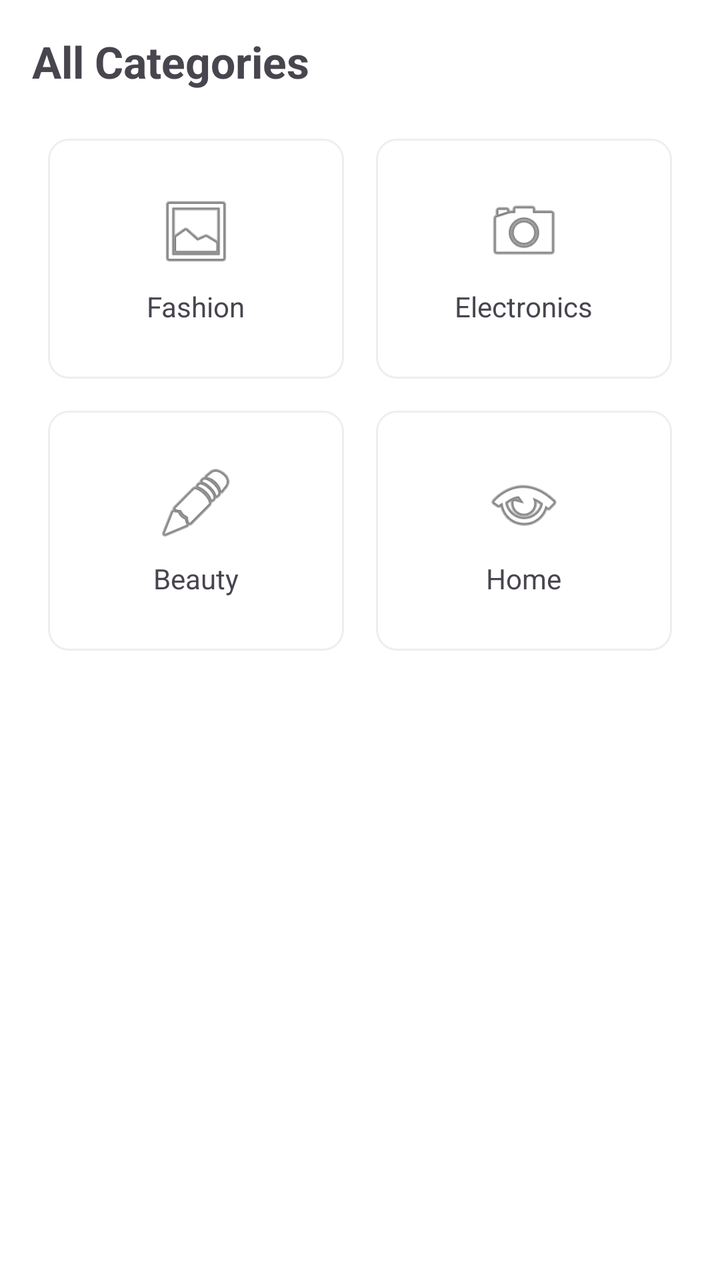
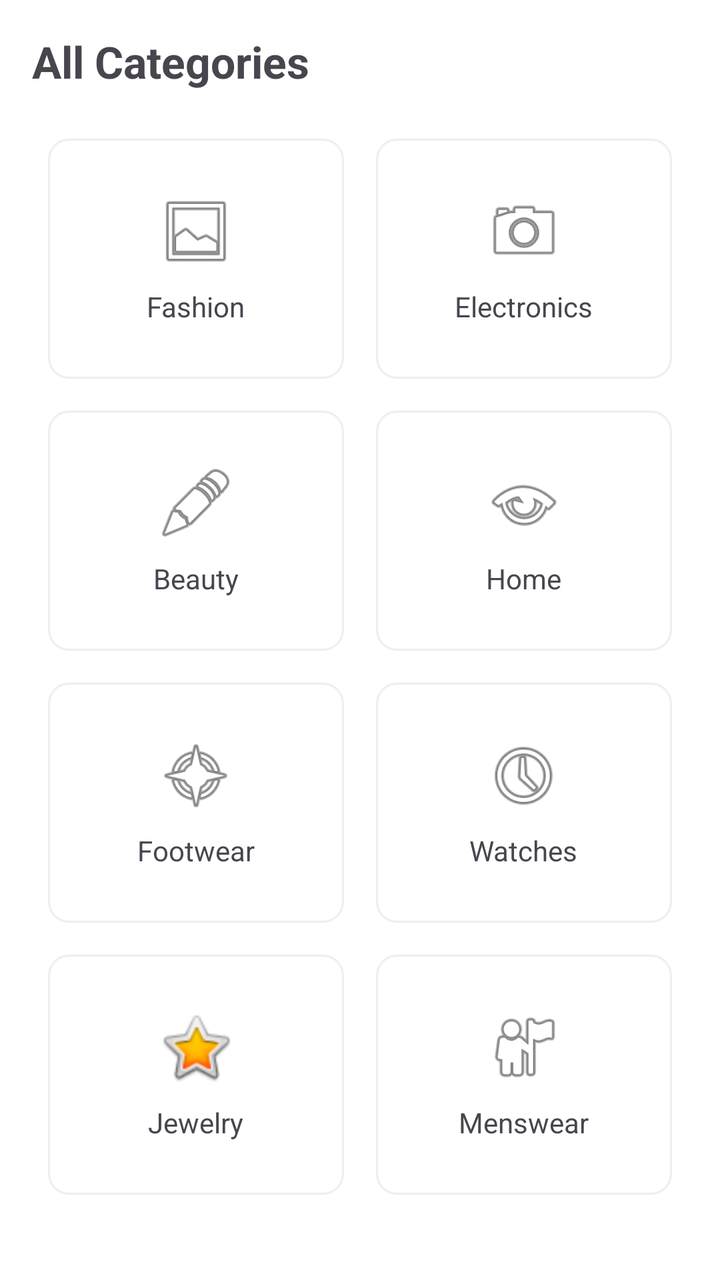

An Android layout rendered at two revisions. The XML below is the earlier revision; the diff shows what the commit changed to produce the second picture.
<!-- AndroidManifest.xml: application theme Theme.MeeshoClone -->
<!-- res/layout/fragment_categories.xml -->
<?xml version="1.0" encoding="utf-8"?>
<ScrollView xmlns:android="http://schemas.android.com/apk/res/android"
    android:layout_width="match_parent"
    android:layout_height="match_parent"
    android:background="@color/white">

    <LinearLayout
        android:layout_width="match_parent"
        android:layout_height="wrap_content"
        android:orientation="vertical"
        android:padding="16dp">

        <TextView
            android:layout_width="match_parent"
            android:layout_height="wrap_content"
            android:text="All Categories"
            android:textSize="22sp"
            android:textStyle="bold"
            android:layout_marginBottom="16dp"/>

        <GridLayout
            android:layout_width="match_parent"
            android:layout_height="wrap_content"
            android:columnCount="2">

            

            <LinearLayout
                android:layout_width="0dp"
                android:layout_height="120dp"
                android:layout_columnWeight="1"
                android:layout_margin="8dp"
                android:gravity="center"
                android:orientation="vertical"
                android:background="@drawable/card_bg">

                <ImageView
                    android:layout_width="40dp"
                    android:layout_height="40dp"
                    android:src="@android:drawable/ic_menu_gallery"/>

                <TextView
                    android:layout_width="wrap_content"
                    android:layout_height="wrap_content"
                    android:text="Fashion"
                    android:layout_marginTop="8dp"/>

            </LinearLayout>

            

            <LinearLayout
                android:layout_width="0dp"
                android:layout_height="120dp"
                android:layout_columnWeight="1"
                android:layout_margin="8dp"
                android:gravity="center"
                android:orientation="vertical"
                android:background="@drawable/card_bg">

                <ImageView
                    android:layout_width="40dp"
                    android:layout_height="40dp"
                    android:src="@android:drawable/ic_menu_camera"/>

                <TextView
                    android:layout_width="wrap_content"
                    android:layout_height="wrap_content"
                    android:text="Electronics"
                    android:layout_marginTop="8dp"/>

            </LinearLayout>

            

            <LinearLayout
                android:layout_width="0dp"
                android:layout_height="120dp"
                android:layout_columnWeight="1"
                android:layout_margin="8dp"
                android:gravity="center"
                android:orientation="vertical"
                android:background="@drawable/card_bg">

                <ImageView
                    android:layout_width="40dp"
                    android:layout_height="40dp"
                    android:src="@android:drawable/ic_menu_edit"/>

                <TextView
                    android:layout_width="wrap_content"
                    android:layout_height="wrap_content"
                    android:text="Beauty"
                    android:layout_marginTop="8dp"/>

            </LinearLayout>

            

            <LinearLayout
                android:layout_width="0dp"
                android:layout_height="120dp"
                android:layout_columnWeight="1"
                android:layout_margin="8dp"
                android:gravity="center"
                android:orientation="vertical"
                android:background="@drawable/card_bg">

                <ImageView
                    android:layout_width="40dp"
                    android:layout_height="40dp"
                    android:src="@android:drawable/ic_menu_view"/>

                <TextView
                    android:layout_width="wrap_content"
                    android:layout_height="wrap_content"
                    android:text="Home"
                    android:layout_marginTop="8dp"/>

            </LinearLayout>

        </GridLayout>

    </LinearLayout>

</ScrollView>
<!-- resources referenced by this layout -->
<resources>
  <color name="white">#FFFFFFFF</color>
  <!-- drawable card_bg (drawable) -->
  <shape xmlns:android="http://schemas.android.com/apk/res/android">
      <solid android:color="@color/white"/>
      <corners android:radius="10dp"/>
      <stroke android:width="1dp" android:color="#EEEEEE"/>
  </shape>
  <style name="Theme.MeeshoClone" parent="Base.Theme.MeeshoClone" />
  <style name="Base.Theme.MeeshoClone" parent="Theme.Material3.DayNight.NoActionBar">
          <item name="colorPrimary">@color/pink_meesho</item>
          <item name="colorPrimaryVariant">@color/purple_700</item>
          <item name="colorOnPrimary">@color/white</item>
          <item name="android:statusBarColor">@color/pink_meesho</item>
      </style>
  <color name="pink_meesho">#F43397</color>
  <color name="purple_700">#701338</color>
</resources>

<!-- the commit's change to res/layout/fragment_categories.xml (unified diff, before → after) -->
@@ -119,6 +119,98 @@
 
             </LinearLayout>
 
+            
+            <LinearLayout
+                android:layout_width="0dp"
+                android:layout_height="120dp"
+                android:layout_columnWeight="1"
+                android:layout_margin="8dp"
+                android:gravity="center"
+                android:orientation="vertical"
+                android:background="@drawable/card_bg">
+
+                <ImageView
+                    android:layout_width="40dp"
+                    android:layout_height="40dp"
+                    android:src="@android:drawable/ic_menu_compass"/>
+
+                <TextView
+                    android:layout_width="wrap_content"
+                    android:layout_height="wrap_content"
+                    android:text="Footwear"
+                    android:layout_marginTop="8dp"/>
+
+            </LinearLayout>
+
+            
+            <LinearLayout
+                android:layout_width="0dp"
+                android:layout_height="120dp"
+                android:layout_columnWeight="1"
+                android:layout_margin="8dp"
+                android:gravity="center"
+                android:orientation="vertical"
+                android:background="@drawable/card_bg">
+
+                <ImageView
+                    android:layout_width="40dp"
+                    android:layout_height="40dp"
+                    android:src="@android:drawable/ic_menu_recent_history"/>
+
+                <TextView
+                    android:layout_width="wrap_content"
+                    android:layout_height="wrap_content"
+                    android:text="Watches"
+                    android:layout_marginTop="8dp"/>
+
+            </LinearLayout>
+
+            
+            <LinearLayout
+                android:layout_width="0dp"
+                android:layout_height="120dp"
+                android:layout_columnWeight="1"
+                android:layout_margin="8dp"
+                android:gravity="center"
+                android:orientation="vertical"
+                android:background="@drawable/card_bg">
+
+                <ImageView
+                    android:layout_width="40dp"
+                    android:layout_height="40dp"
+                    android:src="@android:drawable/btn_star_big_on"/>
+
+                <TextView
+                    android:layout_width="wrap_content"
+                    android:layout_height="wrap_content"
+                    android:text="Jewelry"
+                    android:layout_marginTop="8dp"/>
+
+            </LinearLayout>
+
+            
+            <LinearLayout
+                android:layout_width="0dp"
+                android:layout_height="120dp"
+                android:layout_columnWeight="1"
+                android:layout_margin="8dp"
+                android:gravity="center"
+                android:orientation="vertical"
+                android:background="@drawable/card_bg">
+
+                <ImageView
+                    android:layout_width="40dp"
+                    android:layout_height="40dp"
+                    android:src="@android:drawable/ic_menu_myplaces"/>
+
+                <TextView
+                    android:layout_width="wrap_content"
+                    android:layout_height="wrap_content"
+                    android:text="Menswear"
+                    android:layout_marginTop="8dp"/>
+
+            </LinearLayout>
+
         </GridLayout>
 
     </LinearLayout>
